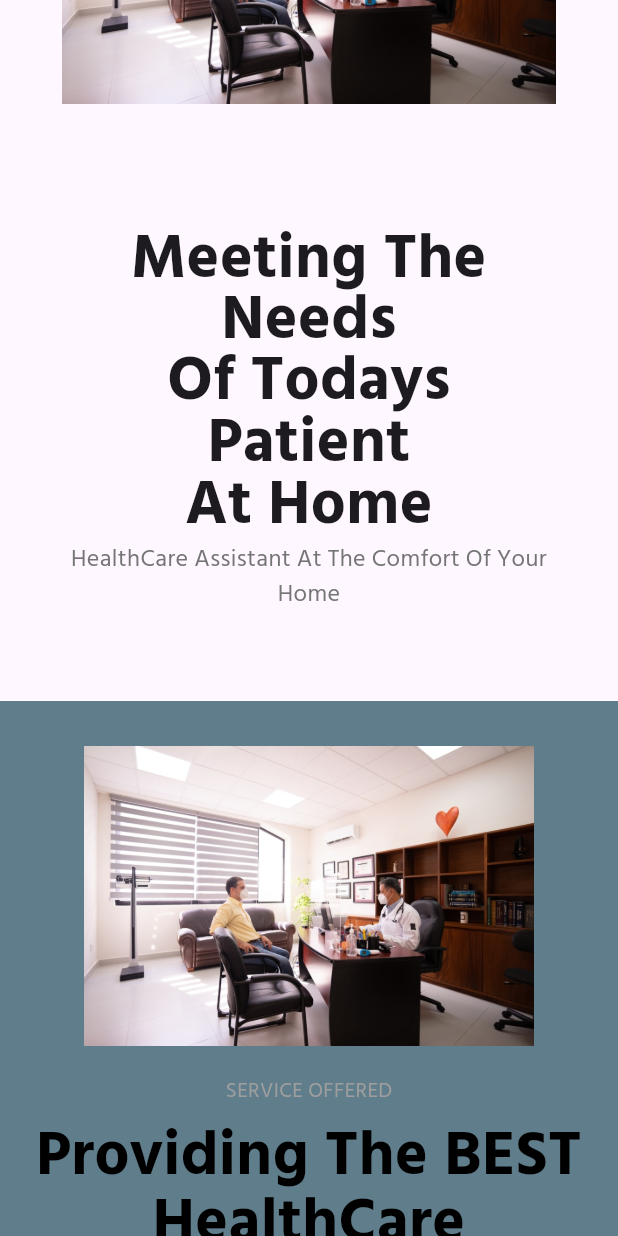
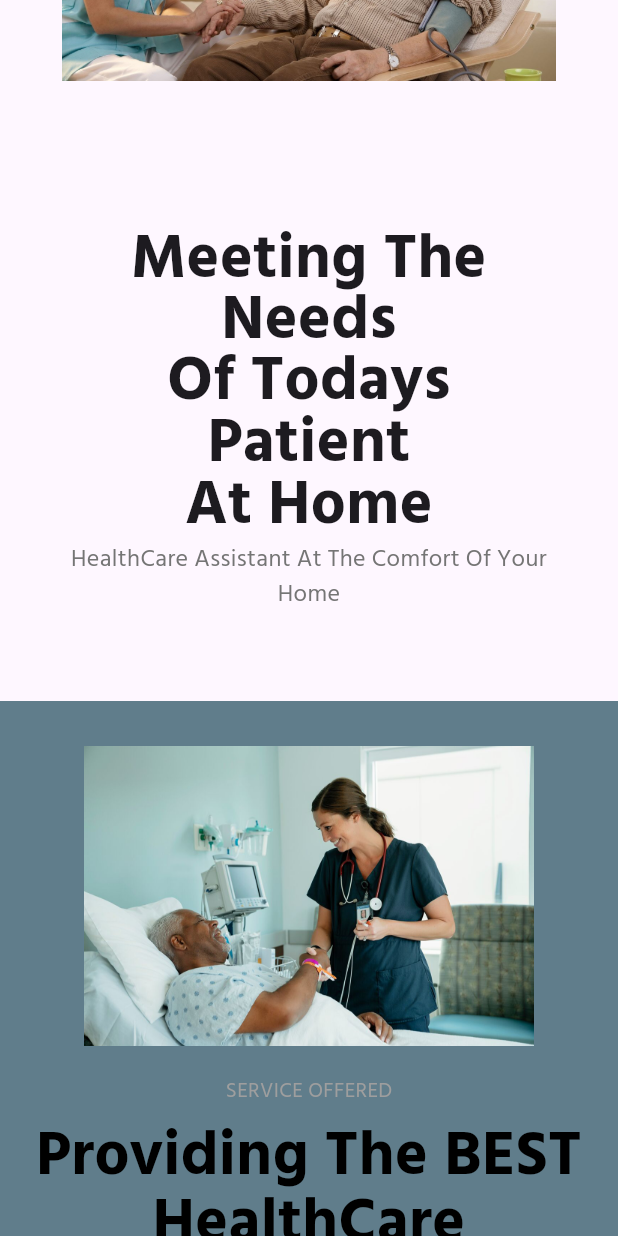
Before and after one commit to RaxelJosh/HTH-Website, a Flutter app: the screen it shows after launch, scrolled down 576 dp, on a phone screen of 412 x 824 dp. Run offline on Flutter 3.47's test engine with Material 3 defaults, Android fonts, the phone set to English and light mode, and no system bars; our stand-ins replace carousel_slider, entry, responsive_builder.

Commit message:
configure Home Page

```diff
--- a/lib/pages/Employment.dart
+++ b/lib/pages/Employment.dart
@@ -32,7 +32,7 @@ class EmploymentPage extends StatelessWidget {
                       mainAxisAlignment: MainAxisAlignment.spaceEvenly,
                       children: [
                         Text(
-                          'Employment',
+                          'Career',
                           style: TextStyle(
                             fontSize: sizingInformation.isMobile ? w! / 15 : w! / 20,
                             fontWeight: FontWeight.bold,
--- a/lib/pages/containers/container2.dart
+++ b/lib/pages/containers/container2.dart
@@ -33,7 +33,7 @@ class _Container2State extends State<Container2> {
             width: w! / 1.2,
             decoration: BoxDecoration(
                 image: DecorationImage(
-                    image: AssetImage(illustration1), fit: BoxFit.contain)),
+                    image: AssetImage(home), fit: BoxFit.contain)),
           ),
           SizedBox(
             height: 20,
@@ -55,23 +55,9 @@ class _Container2State extends State<Container2> {
           SizedBox(
             height: 30,
           ),
-          // Container(
-          //   height: 45,
-          //   child: ElevatedButton.icon(
-          //       style: ButtonStyle(
-          //           backgroundColor:
-          //               MaterialStateProperty.all(AppColors.primary)),
-          //       onPressed: () {},
-          //       icon: Icon(Icons.arrow_drop_down),
-          //       label: Text('Try a Demo')),
-          // ),
           SizedBox(
             height: 10,
           ),
-          // Text(
-          //   '— Web, iOs and Android',
-          //   style: TextStyle(color: Colors.grey.shade600, fontSize: 16),
-          // )
         ],
       ),
     );
@@ -84,34 +70,6 @@ class _Container2State extends State<Container2> {
       margin: EdgeInsets.symmetric(horizontal: w! / 10, vertical: 20),
       child: Column(
         children: [
-          // New row with 'test' text
-          // Row(
-          //   mainAxisAlignment: MainAxisAlignment.spaceEvenly,
-          //   children: [
-          //     Text(
-          //       'Holy Trinity HealthCare',
-          //       style: TextStyle(
-          //           fontSize: w! / 20,
-          //           fontWeight: FontWeight.bold,
-          //           color: Colors.cyan,
-          //       ),
-          //     ),
-          //   ],
-          // ),
-          // Row(
-          //   mainAxisAlignment: MainAxisAlignment.spaceEvenly,
-          //   children: [
-          //     Text(
-          //       'Meeting The Needs Of Todays Patient At Home',
-          //       style: TextStyle(
-          //         fontSize: w! / 30,
-          //         fontWeight: FontWeight.bold,
-          //         color: Colors.cyan,
-          //       ),
-          //     ),
-          //   ],
-          // ),
-          // Text content
           Row(
             mainAxisAlignment: MainAxisAlignment.spaceEvenly,
             children: [
@@ -140,7 +98,7 @@ class _Container2State extends State<Container2> {
                         ),
                       ),
                       SizedBox(
-                        height: 20,
+                        height: 10,
                       ),
                       Text(
                         'We provide: '
@@ -148,8 +106,8 @@ class _Container2State extends State<Container2> {
                             '\nreliable Professionals and Care Givers'
                             '\nto individuals in need of home health care Since 2006.',
                         style: TextStyle(
-                          color: Colors.grey.shade500,
-                          fontSize: 16,
+                          color: Colors.black,
+                          fontSize: 20,
                         ),
                       ),
                       SizedBox(
@@ -165,7 +123,7 @@ class _Container2State extends State<Container2> {
                   height: 530,
                   decoration: BoxDecoration(
                     image: DecorationImage(
-                      image: AssetImage(illustration1),
+                      image: AssetImage(home),
                       fit: BoxFit.contain,
                     ),
                   ),
--- a/lib/pages/containers/container3.dart
+++ b/lib/pages/containers/container3.dart
@@ -28,10 +28,9 @@ class _Container3State extends State<Container3> {
         'Providing The BEST \nHealthCare \nSupport',
         'We have been PROVIDING QUALITY HOME HEALTHCARE \n'
             'services in the Houston and surrounding SouthEast Texas. \n '
-            'Providing SKILLED NURSES \n'
-            'for MEDICAL AND PHYSICAL CARE \n'
+            'Providing SKILLED NURSES for MEDICAL AND PHYSICAL CARE \n'
             'support or even MEDICATION Assistance and Support',
-        illustration1,
+        nurse,
         true);
   }
 
@@ -42,11 +41,9 @@ class _Container3State extends State<Container3> {
         'Service Offered',
         'Providing The BEST \nHealthCare \nSupport',
         'We have been PROVIDING QUALITY HOME HEALTHCARE \n'
-            'services in the Houston and surrounding SouthEast Texas. \n '
-            'Providing SKILLED NURSES \n'
-            'for MEDICAL AND PHYSICAL CARE \n'
-            'support or even MEDICATION Assistance and Support',
-        illustration1,
+            'services in Houston and surrounding SouthEast Texas Providing SKILLED NURSES. \n'
+            'for MEDICAL AND PHYSICAL CARE support or even MEDICATION Assistance and Support.',
+        nurse,
         true);
   }
 }
--- a/lib/utils/constants.dart
+++ b/lib/utils/constants.dart
@@ -22,3 +22,6 @@ const String devoted = 'assets/images/devoted.png';
 const String kelsey = 'assets/images/kelsey.png';
 const String texas1 = 'assets/images/texas1.png';
 const String banner = 'assets/images/background_image.jpg';
+const String careers = 'assets/images/Careers.jpg';
+const String nurse = 'assets/images/nurse-patient.png';
+const String home = 'assets/images/Home-healthcare.jpg';
--- a/lib/widgets/commonContainer.dart
+++ b/lib/widgets/commonContainer.dart
@@ -51,24 +51,10 @@ Widget CommonContainer(String s1, s2, s3, image, bool imageLeft) {
               s3,
               textAlign: imageLeft ? TextAlign.right : TextAlign.left,
               style: TextStyle(
-                color: Colors.grey.shade400,
-                fontSize: 16,
+                color: Colors.black,
+                fontSize: 20,
               ),
             ),
-            // SizedBox(
-            //   height: 20,
-            // ),
-            // TextButton.icon(
-            //     onPressed: () {},
-            //     icon: Icon(
-            //       Icons.arrow_forward_ios,
-            //       size: 20,
-            //       color: AppColors.primary,
-            //     ),
-            //     label: Text(
-            //       'Learn more',
-            //       style: TextStyle(color: AppColors.primary),
-            //     ))
           ],
         )),
         !imageLeft
@@ -133,23 +119,12 @@ Widget CommonContainerMobile(String s1, s2, s3, image, bool imageLeft) {
           textAlign: TextAlign.center,
           style: TextStyle(
             color: Colors.grey.shade500,
-            fontSize: 16,
+            fontSize: 20,
           ),
         ),
         SizedBox(
           height: 20,
         ),
-        // TextButton.icon(
-        //     onPressed: () {},
-        //     icon: Icon(
-        //       Icons.arrow_forward_ios,
-        //       size: 20,
-        //       color: AppColors.primary,
-        //     ),
-        //     label: Text(
-        //       'Learn more',
-        //       style: TextStyle(color: AppColors.primary),
-        //     )),
       ],
     ),
   );
--- a/lib/widgets/navBar.dart
+++ b/lib/widgets/navBar.dart
@@ -75,7 +75,7 @@ Widget DeskTopNavBar(BuildContext context) {
               Navigator.push(context,
                   MaterialPageRoute(builder: (context) => ServiceAreaPage()));
             }),
-            navButton('Employment', () {
+            navButton('Career', () {
               Navigator.push(context,
                   MaterialPageRoute(builder: (context) => EmploymentPage()));
             }),
```
Also changed, not shown: lib/pages/containers/container4.dart (+6 -5 lines), lib/pages/containers/container5.dart (+9 -7 lines), lib/pages/containers/container7.dart (+7 -2 lines), assets/images/Careers.jpg (added), assets/images/Home-healthcare.jpg (added), assets/images/nurse-patient.png (added), 2 other files.
